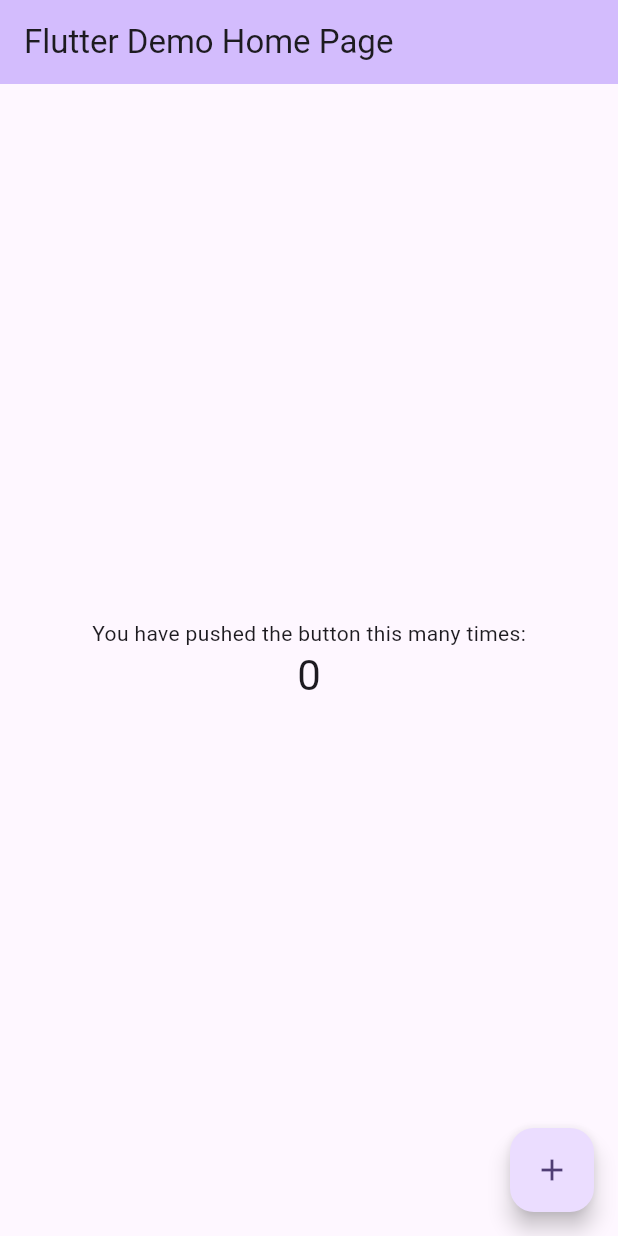
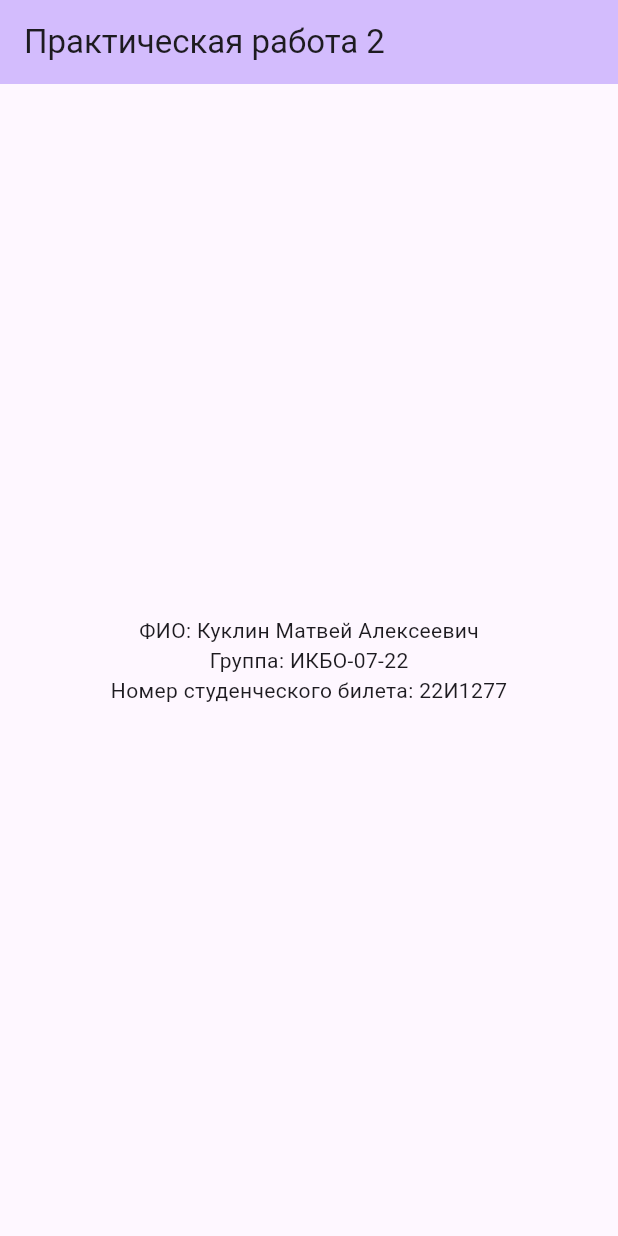
Before and after one commit to MATVEYKAO4EN/Prak-2-Flutter, a Flutter app: the screen it shows after launch, on a phone screen of 412 x 824 dp. Run offline on Flutter 3.47's test engine with Material 3 defaults, Android fonts, the phone set to English and light mode, and no system bars.

Commit message:
add my info

```diff
--- a/lib/main.dart
+++ b/lib/main.dart
@@ -11,26 +11,11 @@ class MyApp extends StatelessWidget {
   @override
   Widget build(BuildContext context) {
     return MaterialApp(
-      title: 'Flutter Demo',
+      title: 'Практическая работа 2',
       theme: ThemeData(
-        // This is the theme of your application.
-        //
-        // TRY THIS: Try running your application with "flutter run". You'll see
-        // the application has a purple toolbar. Then, without quitting the app,
-        // try changing the seedColor in the colorScheme below to Colors.green
-        // and then invoke "hot reload" (save your changes or press the "hot
-        // reload" button in a Flutter-supported IDE, or press "r" if you used
-        // the command line to start the app).
-        //
-        // Notice that the counter didn't reset back to zero; the application
-        // state is not lost during the reload. To reset the state, use hot
-        // restart instead.
-        //
-        // This works for code too, not just values: Most code changes can be
-        // tested with just a hot reload.
         colorScheme: ColorScheme.fromSeed(seedColor: Colors.deepPurple),
       ),
-      home: const MyHomePage(title: 'Flutter Demo Home Page'),
+      home: const MyHomePage(title: 'Практическая работа 2'),
     );
   }
 }
@@ -38,14 +23,6 @@ class MyApp extends StatelessWidget {
 class MyHomePage extends StatefulWidget {
   const MyHomePage({super.key, required this.title});
 
-  // This widget is the home page of your application. It is stateful, meaning
-  // that it has a State object (defined below) that contains fields that affect
-  // how it looks.
-
-  // This class is the configuration for the state. It holds the values (in this
-  // case the title) provided by the parent (in this case the App widget) and
-  // used by the build method of the State. Fields in a Widget subclass are
-  // always marked "final".
 
   final String title;
 
@@ -54,69 +31,25 @@ class MyHomePage extends StatefulWidget {
 }
 
 class _MyHomePageState extends State<MyHomePage> {
-  int _counter = 0;
 
-  void _incrementCounter() {
-    setState(() {
-      // This call to setState tells the Flutter framework that something has
-      // changed in this State, which causes it to rerun the build method below
-      // so that the display can reflect the updated values. If we changed
-      // _counter without calling setState(), then the build method would not be
-      // called again, and so nothing would appear to happen.
-      _counter++;
-    });
-  }
 
   @override
   Widget build(BuildContext context) {
-    // This method is rerun every time setState is called, for instance as done
-    // by the _incrementCounter method above.
-    //
-    // The Flutter framework has been optimized to make rerunning build methods
-    // fast, so that you can just rebuild anything that needs updating rather
-    // than having to individually change instances of widgets.
     return Scaffold(
       appBar: AppBar(
-        // TRY THIS: Try changing the color here to a specific color (to
-        // Colors.amber, perhaps?) and trigger a hot reload to see the AppBar
-        // change color while the other colors stay the same.
         backgroundColor: Theme.of(context).colorScheme.inversePrimary,
-        // Here we take the value from the MyHomePage object that was created by
-        // the App.build method, and use it to set our appbar title.
         title: Text(widget.title),
       ),
       body: Center(
-        // Center is a layout widget. It takes a single child and positions it
-        // in the middle of the parent.
         child: Column(
-          // Column is also a layout widget. It takes a list of children and
-          // arranges them vertically. By default, it sizes itself to fit its
-          // children horizontally, and tries to be as tall as its parent.
-          //
-          // Column has various properties to control how it sizes itself and
-          // how it positions its children. Here we use mainAxisAlignment to
-          // center the children vertically; the main axis here is the vertical
-          // axis because Columns are vertical (the cross axis would be
-          // horizontal).
-          //
-          // TRY THIS: Invoke "debug painting" (choose the "Toggle Debug Paint"
-          // action in the IDE, or press "p" in the console), to see the
-          // wireframe for each widget.
           mainAxisAlignment: MainAxisAlignment.center,
           children: <Widget>[
-            const Text('You have pushed the button this many times:'),
-            Text(
-              '$_counter',
-              style: Theme.of(context).textTheme.headlineMedium,
-            ),
+            const Text('ФИО: Куклин Матвей Алексеевич'),
+            const Text('Группа: ИКБО-07-22'),
+            const Text('Номер студенческого билета: 22И1277'),
           ],
         ),
       ),
-      floatingActionButton: FloatingActionButton(
-        onPressed: _incrementCounter,
-        tooltip: 'Increment',
-        child: const Icon(Icons.add),
-      ), // This trailing comma makes auto-formatting nicer for build methods.
     );
   }
 }
```
